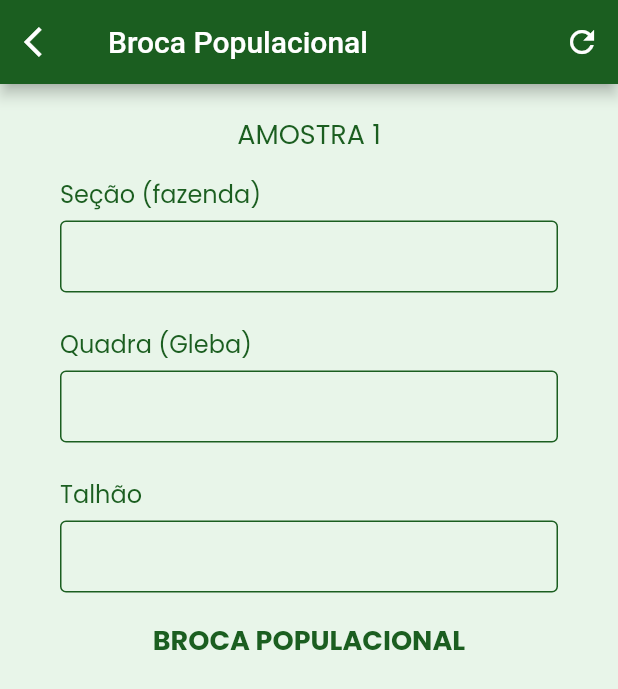
After one commit to AnaFlaviaFerreira/desafio-ControllPest, a Flutter app: the Amostra screen opened directly, on a phone screen of 412 x 824 dp. The commit adds this screen. Shown: the top 689 px of the screen. Run offline on Flutter 3.47's test engine with Material 2 defaults, Android fonts, the phone set to English and light mode, and no system bars; our stand-ins replace google_fonts.

Commit message:
Iniciado tela Amostra

```diff
--- /dev/null
+++ b/lib/Formularios/Amostra.dart
@@ -0,0 +1,131 @@
+import 'package:flutter/material.dart';
+import 'package:google_fonts/google_fonts.dart';
+
+class Amostra extends StatefulWidget {
+  const Amostra({ Key? key }) : super(key: key);
+
+  @override
+  _AmostraState createState() => _AmostraState();
+}
+
+class _AmostraState extends State<Amostra> {
+
+  var secao = TextEditingController();
+  var quadra = TextEditingController();
+  var talao = TextEditingController();
+
+  var formKey = GlobalKey<FormState>();
+
+  @override
+  Widget build(BuildContext context) {
+    return Scaffold(
+      appBar: AppBar(
+        title: Text('Broca Populacional'),
+        centerTitle: false,
+
+        backgroundColor: Theme.of(context).primaryColor,
+        actions: [
+          IconButton(
+            icon: Icon(Icons.refresh),
+            color: Colors.white,
+            onPressed: () {
+              setState(() {
+                formKey.currentState!.reset();
+                secao.text = '';
+                quadra.text = '';
+                talao.text = '';
+                FocusScope.of(context).unfocus();
+              });
+            },
+          )
+        ],
+        leading : IconButton(
+          icon: Icon(Icons.arrow_back_ios),
+          color: Colors.white,
+          onPressed: Navigator.of(context).pop,
+        ),
+      ),
+
+      backgroundColor: Theme.of(context).backgroundColor,
+
+      body: Container(
+        padding: EdgeInsets.fromLTRB(40, 10, 40, 10),
+        child: SingleChildScrollView(
+          child: Form(
+            key: formKey,
+            child: Column(
+              crossAxisAlignment: CrossAxisAlignment.stretch,
+              children: [
+                texto('AMOSTRA 1', false),
+                campo('Seção (fazenda)', secao),
+                campo('Quadra (Gleba)',quadra),
+                campo('Talhão',talao),
+                texto('BROCA POPULACIONAL', true),
+              ],
+            ),
+          ),
+        ),
+      ),
+    );
+  }
+
+  campo(texto,variavelControle) {
+    return Container(
+      padding: EdgeInsets.fromLTRB(0, 8, 0, 8),
+      child: Column(
+        crossAxisAlignment: CrossAxisAlignment.start,
+        children: [
+          Padding(
+            padding: EdgeInsets.fromLTRB(0, 6, 0, 6),
+            child: Text(
+              texto,
+              textAlign: TextAlign.end,
+              style:
+                  GoogleFonts.poppins(fontSize: 16, color: Theme.of(context).primaryColor),
+            ),
+          ),
+          TextField(
+            style: TextStyle(
+              color: Theme.of(context).primaryColor,
+              fontSize: 24,
+            ),
+            cursorColor: Theme.of(context).secondaryHeaderColor,
+
+            decoration: InputDecoration(
+              enabledBorder: OutlineInputBorder(
+                borderSide: BorderSide(color: Theme.of(context).primaryColor, width: 1.0)
+              ),
+
+              focusedBorder: OutlineInputBorder(
+                borderSide: BorderSide(color: Theme.of(context).secondaryHeaderColor, width: 1.0)
+              ),
+              contentPadding: EdgeInsets.fromLTRB(10, 0, 10, 0),
+
+              // labelText: 'Enter a search term',
+            ),
+
+            controller: variavelControle,
+          ),
+        ],
+      ),
+    );
+  }
+
+  texto(texto, negrito) {
+    return Container(
+      child: Padding(
+        padding: EdgeInsets.fromLTRB(0, 10, 0, 0),
+        child: Text(
+          texto,
+          style:
+            GoogleFonts.poppins(
+              fontSize: 18,
+              color: Theme.of(context).primaryColor,
+              fontWeight: negrito == true ? FontWeight.bold : FontWeight.normal
+            ),
+          textAlign: TextAlign.center,
+        ),
+      ),
+    );
+  }
+}
--- /dev/null
+++ b/lib/Formularios/BrocaPopulacional.dart
@@ -0,0 +1,18 @@
+import 'package:flutter/material.dart';
+
+class BrocaPopulacional extends StatefulWidget {
+  const BrocaPopulacional({ Key? key }) : super(key: key);
+
+  @override
+  _BrocaPopulacionalState createState() => _BrocaPopulacionalState();
+}
+
+class _BrocaPopulacionalState extends State<BrocaPopulacional> {
+
+  @override
+  Widget build(BuildContext context) {
+    return Container(
+
+    );
+  }
+}
--- a/lib/main.dart
+++ b/lib/main.dart
@@ -1,3 +1,4 @@
+import 'package:desafio/Formularios/amostra.dart';
 import 'package:flutter/cupertino.dart';
 import 'package:flutter/material.dart';
 
@@ -6,6 +7,11 @@ import 'Login/TelaInicial/TelaInicial.dart';
 void main() {
   runApp(MaterialApp(
     debugShowCheckedModeBanner: false,
+    theme: ThemeData(
+      primaryColor: Colors.green.shade900,
+      secondaryHeaderColor: Colors.green.shade600,
+      backgroundColor: Colors.green.shade50,
+    ),
     home: TelaInicial(),
   ));
 }
```
Also changed, not shown: pubspec.lock, 5 other files.
